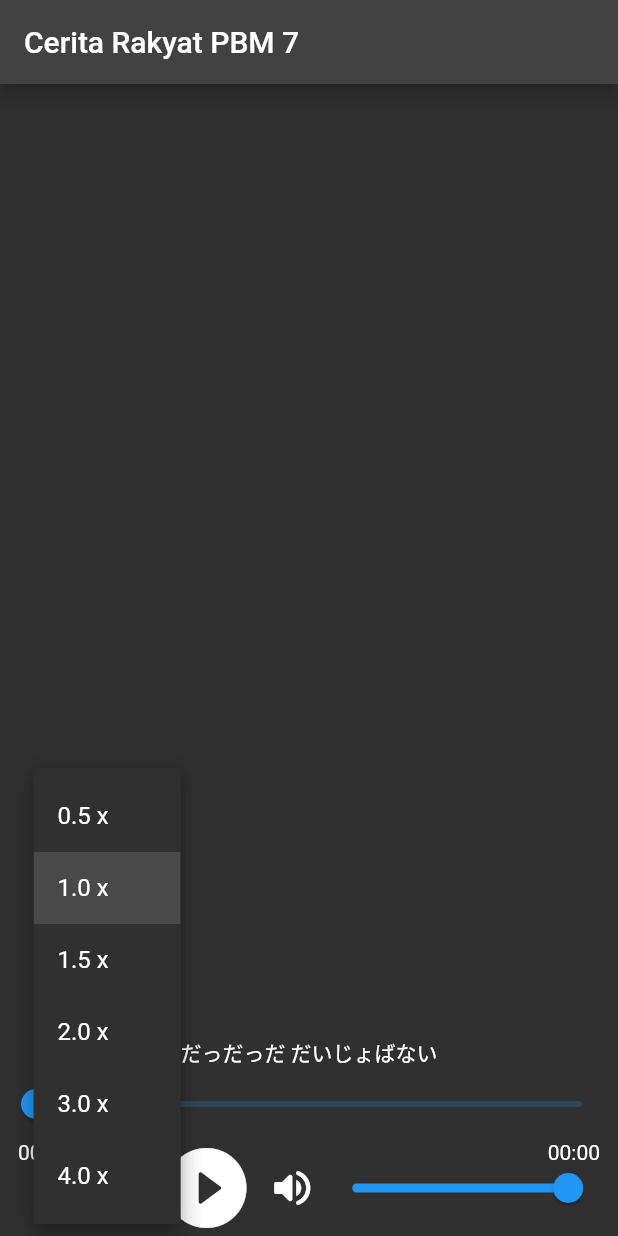
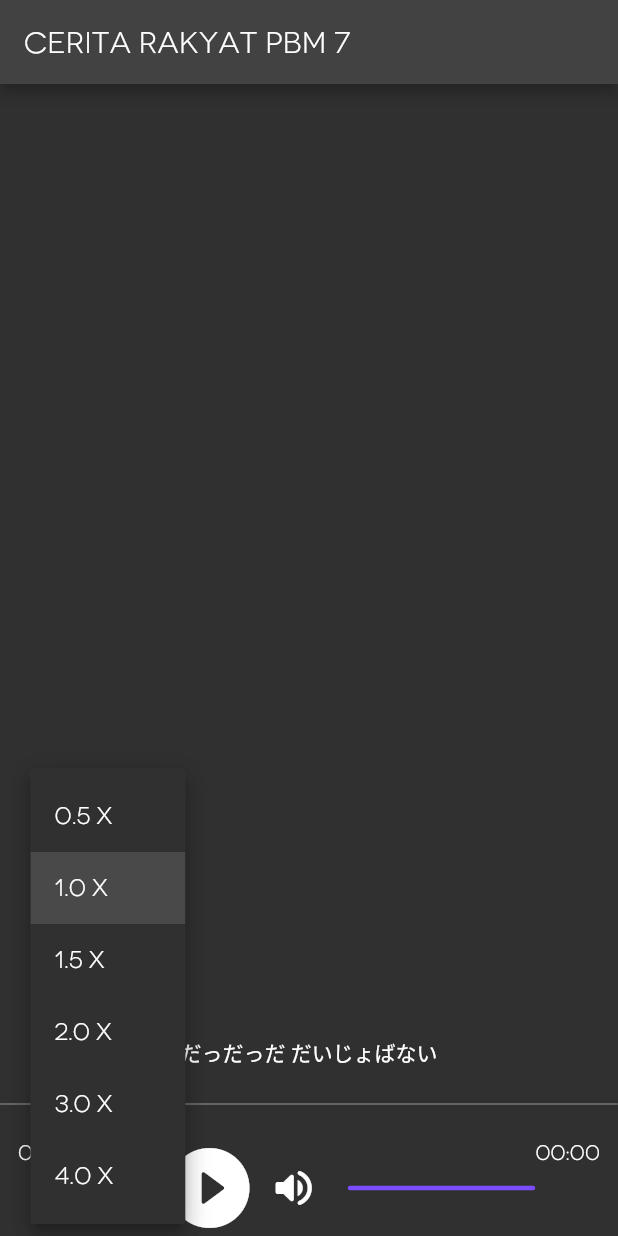
Before and after one commit to respectZ/cr-7, a Flutter app: the screen it shows after launch, after a tap on an icon or button, on a phone screen of 412 x 824 dp. Run offline on Flutter 3.47's test engine with Material 2 defaults, Android fonts, the phone set to English and light mode, and no system bars; our stand-ins replace get, just_audio.

Commit message:
Update Theme

```diff
--- a/lib/main.dart
+++ b/lib/main.dart
@@ -4,6 +4,35 @@ import 'package:get/get.dart';
 
 void main() {
   runApp(MainApp());
+}
+
+class SeekBar extends RoundedRectSliderTrackShape {
+  Rect getPreferredRect({
+    required RenderBox parentBox,
+    Offset offset = Offset.zero,
+    required SliderThemeData sliderTheme,
+    bool isEnabled = false,
+    bool isDiscrete = false,
+  }) {
+    final double? trackHeight = sliderTheme.trackHeight;
+    final double trackLeft = offset.dx;
+    final double trackTop =
+        offset.dy + (parentBox.size.height - trackHeight!) / 2;
+    final double trackWidth = parentBox.size.width;
+    return Rect.fromLTWH(trackLeft, trackTop, trackWidth, trackHeight);
+  }
+}
+
+SliderThemeData _customSliderTheme() {
+  const mainColor = Colors.deepPurpleAccent;
+  return SliderThemeData(
+    trackHeight: 1,
+    thumbShape: SliderComponentShape.noThumb,
+    overlayColor: mainColor.withAlpha(50),
+    trackShape: SeekBar(),
+    activeTrackColor: mainColor,
+    inactiveTrackColor: Colors.grey[600],
+  );
 }
 
 class MainApp extends StatelessWidget {
@@ -13,7 +42,11 @@ class MainApp extends StatelessWidget {
   Widget build(BuildContext context) {
     return GetMaterialApp(
       title: 'Cerita Rakyat PBM 7',
-      theme: ThemeData.dark(),
+      theme: ThemeData(
+        fontFamily: 'Novecento',
+        colorScheme: ThemeData.dark().colorScheme,
+        sliderTheme: _customSliderTheme(),
+      ),
       home: const Home(),
     );
   }
--- a/lib/widget/audio_player.dart
+++ b/lib/widget/audio_player.dart
@@ -64,10 +64,16 @@ Widget _volumeBar(double? volume, AudioPlayer audioPlayer) {
           size: 32.0,
         ),
       ),
-      Slider(
-        max: 100,
-        value: volume != null ? volume * 100 : 0,
-        onChanged: (value) => audioPlayer.setVolume(value / 100),
+      SizedBox(
+        width: 20,
+      ),
+      SizedBox(
+        width: 125,
+        child: Slider(
+          max: 1,
+          value: volume != null ? volume * 1 : 0,
+          onChanged: (value) => audioPlayer.setVolume(value / 1),
+        ),
       ),
     ],
   );
```
